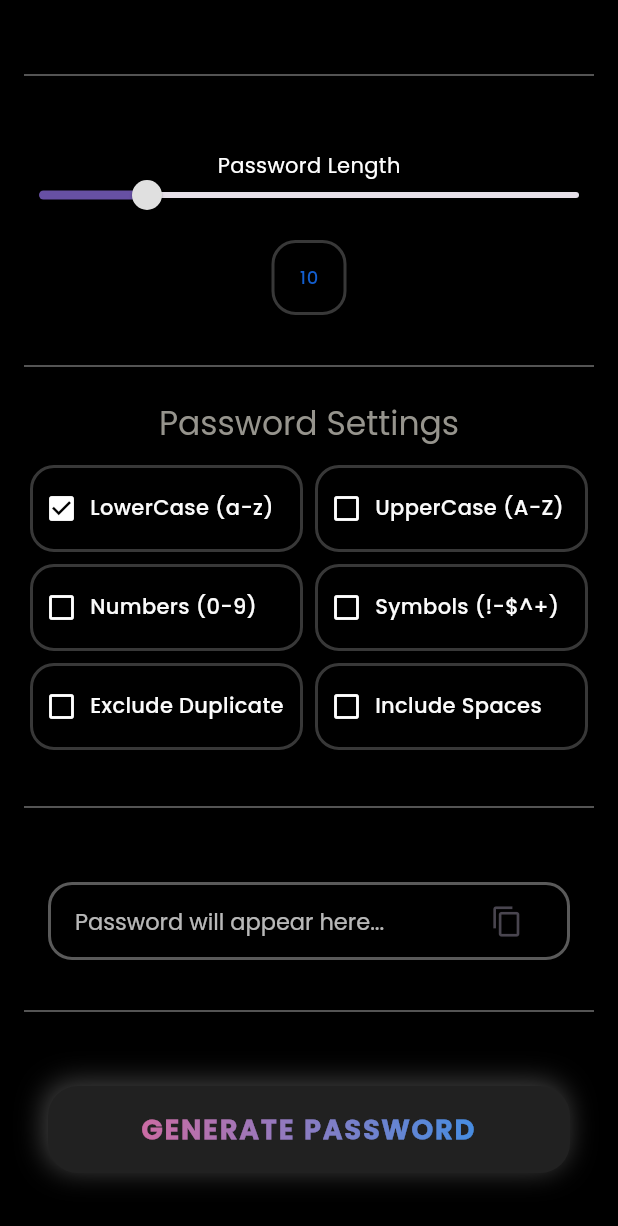
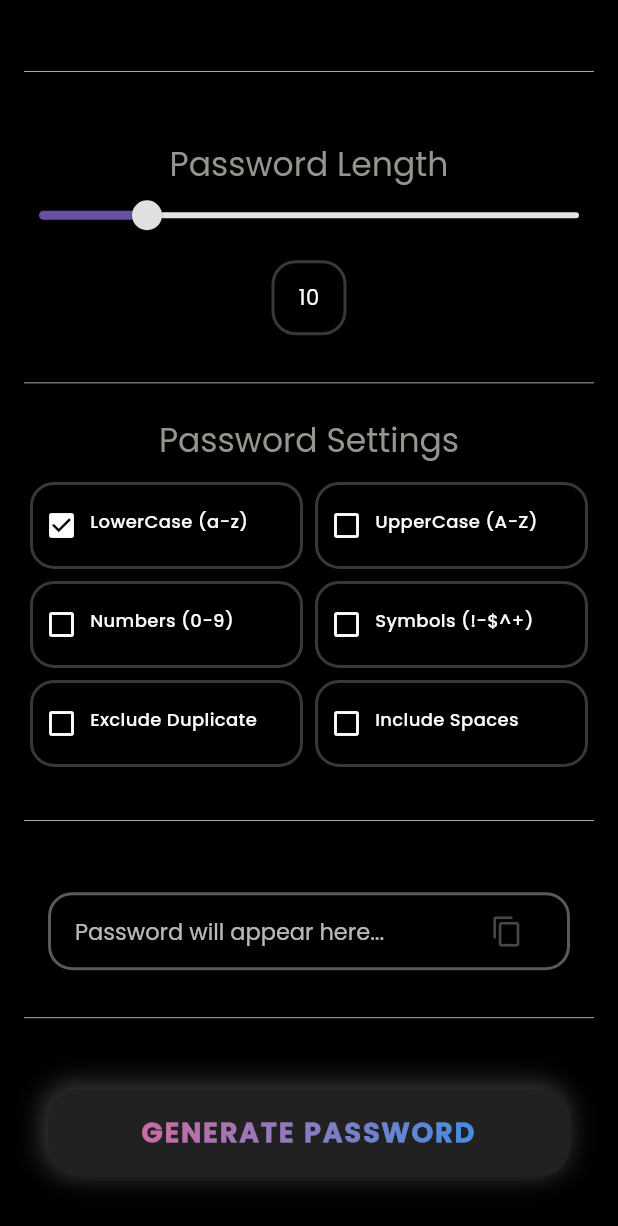
Before and after one commit to sugith10/password-generator, a Flutter app: the screen it shows after launch, on a phone screen of 412 x 824 dp. Shown: the top 1226 px of the screen. Run offline on Flutter 3.47's test engine with Material 3 defaults, Android fonts, the phone set to English and light mode, and no system bars; drawn by our look-alikes of simple_gradient_text; our stand-ins replace animate_do, flutter_bloc.

Commit message:
screen completed

```diff
--- a/lib/features/generate_password/presentation/widget/coustom_check_box.dart
+++ b/lib/features/generate_password/presentation/widget/coustom_check_box.dart
@@ -49,6 +49,7 @@ class CustomCheckBox extends StatelessWidget {
               Text(
                 label,
                 style: const TextStyle(
+                  fontSize: 12,
                   color: Color.fromARGB(255, 251, 251, 251),
                   fontWeight: FontWeight.w500
                 ),
--- a/lib/features/generate_password/presentation/widget/password_length.dart
+++ b/lib/features/generate_password/presentation/widget/password_length.dart
@@ -12,7 +12,13 @@ class PasswordLength extends StatelessWidget {
       builder: (context, state) {
         return Column(
           children: [
-            const Text('Password Length'),
+            Text(
+              'Password Length',
+              style: Theme.of(context).textTheme.titleLarge,
+            ),
+            const SizedBox(
+              height: 10,
+            ),
             SliderTheme(
               data: SliderTheme.of(context).copyWith(
                   activeTickMarkColor: Colors.transparent,
@@ -24,12 +30,13 @@ class PasswordLength extends StatelessWidget {
                 min: 6,
                 max: state.maxPasswordLength.toDouble(),
                 value: state.passwordLength.toDouble(),
-                onChanged: (value) =>
-                context.read<PasswordGenratorBloc>().add(
-                  ChangePasswordLengthEvent(passwordLength: value.toInt())),
+                onChanged: (value) => context.read<PasswordGenratorBloc>().add(
+                    ChangePasswordLengthEvent(passwordLength: value.toInt())),
               ),
             ),
-           const SizedBox(height: 20,),
+            const SizedBox(
+              height: 20,
+            ),
             Container(
               width: 50,
               height: 50,
@@ -42,7 +49,7 @@ class PasswordLength extends StatelessWidget {
               child: Center(
                 child: Text(
                   state.passwordLength.toString(),
-                  style: Theme.of(context).textTheme.labelMedium,
+                  // style: Theme.of(context).textTheme.labelMedium,
                 ),
               ),
             )
```
